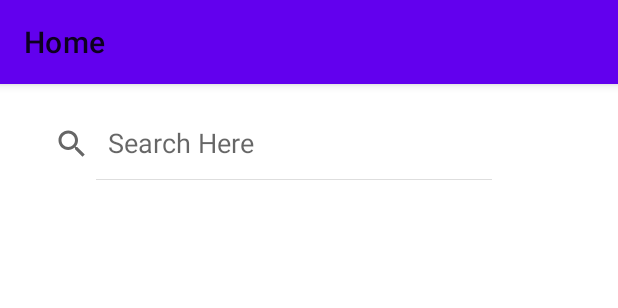
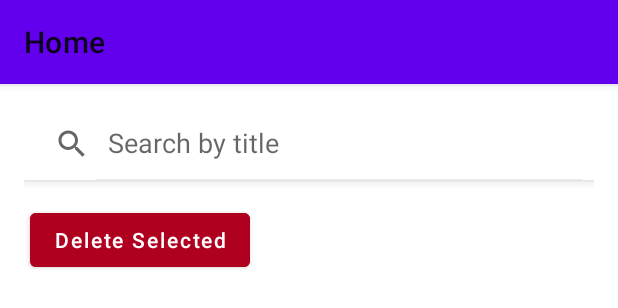
Before and after one commit to Kianmhz/Mobile_Lab, an Android app: the layout activity_main.xml on its own in the app's theme, with its tools: preview values and no code run, on a phone screen of 412 x 824 dp. Shown: the top 308 px of the screen. Run offline under Robolectric (Android 15) with nearby library versions, the phone set to English and light mode, and no system bars.

Commit message:
fixed the search, the delete, and merged all the files together

```diff
--- a/app/src/main/java/com/example/todo/Task.kt
+++ b/app/src/main/java/com/example/todo/Task.kt
@@ -6,5 +6,6 @@ data class Task(
     val note: String,
     val color: Int,
     val createdAt: Long,
-    val done: Boolean
+    val done: Boolean,
+    val checkbox: Boolean = false,
 )
--- a/app/src/main/res/layout/activity_main.xml
+++ b/app/src/main/res/layout/activity_main.xml
@@ -27,13 +27,35 @@
                 android:layout_height="wrap_content"
                 android:padding="16dp">
 
-                <SearchView
+                <!-- SearchView moved from menu to layout -->
+                <androidx.appcompat.widget.SearchView
                     android:id="@+id/searchBar"
+                    android:layout_width="match_parent"
+                    android:layout_height="wrap_content"
+                    android:background="@android:color/white"
+                    android:elevation="4dp"
+                    android:layout_marginBottom="12dp"
+                    app:iconifiedByDefault="false"
+                    app:queryHint="Search by title" />
+
+                <!-- Delete button -->
+                <Button
+                    android:id="@+id/btnDeleteSelected"
                     android:layout_width="wrap_content"
                     android:layout_height="wrap_content"
-                    android:iconifiedByDefault="false"
-                    android:queryHint="Search Here" />
+                    android:text="Delete Selected"
+                    android:textAllCaps="false"
+                    android:textSize="14sp"
+                    android:paddingHorizontal="16dp"
+                    android:paddingVertical="8dp"
+                    android:backgroundTint="@color/design_default_color_error"
+                    android:textColor="@android:color/white"
+                    android:layout_marginBottom="12dp"
+                    android:layout_gravity="start"
+                    android:layout_marginTop="4dp"
+                    android:layout_marginStart="4dp" />
 
+                <!-- Task list -->
                 <androidx.recyclerview.widget.RecyclerView
                     android:id="@+id/tasks_arr"
                     android:layout_width="match_parent"
--- a/app/src/main/res/menu/menu_main.xml
+++ b/app/src/main/res/menu/menu_main.xml
@@ -1,8 +1,12 @@
+<?xml version="1.0" encoding="utf-8"?>
 <menu xmlns:android="http://schemas.android.com/apk/res/android"
     xmlns:app="http://schemas.android.com/apk/res-auto">
+
+    <!-- Search removed from menu, now in activity_main.xml -->
+
     <item
         android:id="@+id/action_add"
-        android:title="@string/menu_add"
+        android:title="Add"
         android:icon="@android:drawable/ic_input_add"
         app:showAsAction="always" />
 </menu>
```
Also changed, not shown: app/src/main/java/com/example/todo/MainActivity.kt (+87 -33 lines), app/src/main/java/com/example/todo/TaskAdapter.kt (+50 -6 lines), app/src/main/res/layout/item_task.xml (+23 -6 lines).
